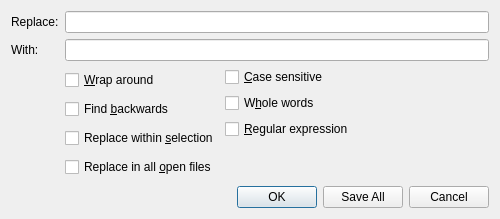
Qt form src/Replace.ui (Sharpie/TeXworks) before a commit.
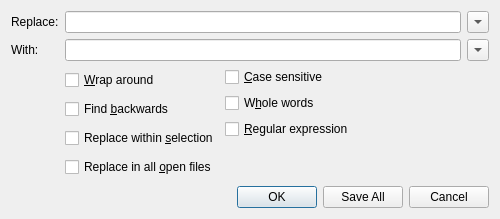
The same form after that commit.

Commit message: remember recent strings for search & replace, and provide popups in dialogs

```diff
--- a/src/Replace.ui
+++ b/src/Replace.ui
@@ -42,6 +42,25 @@
      </property>
     </widget>
    </item>
+   <item row="0" column="2" >
+    <widget class="QToolButton" name="recentSearches" >
+     <property name="maximumSize" >
+      <size>
+       <width>22</width>
+       <height>22</height>
+      </size>
+     </property>
+     <property name="text" >
+      <string/>
+     </property>
+     <property name="popupMode" >
+      <enum>QToolButton::InstantPopup</enum>
+     </property>
+     <property name="arrowType" >
+      <enum>Qt::DownArrow</enum>
+     </property>
+    </widget>
+   </item>
    <item row="1" column="0" >
     <widget class="QLabel" name="label_2" >
      <property name="text" >
@@ -59,7 +78,26 @@
      </property>
     </widget>
    </item>
-   <item row="2" column="1" >
+   <item row="1" column="2" >
+    <widget class="QToolButton" name="recentReplacements" >
+     <property name="maximumSize" >
+      <size>
+       <width>22</width>
+       <height>22</height>
+      </size>
+     </property>
+     <property name="text" >
+      <string/>
+     </property>
+     <property name="popupMode" >
+      <enum>QToolButton::InstantPopup</enum>
+     </property>
+     <property name="arrowType" >
+      <enum>Qt::DownArrow</enum>
+     </property>
+    </widget>
+   </item>
+   <item row="2" column="1" colspan="2" >
     <layout class="QHBoxLayout" name="horizontalLayout" >
      <item>
       <layout class="QVBoxLayout" name="verticalLayout" >
@@ -204,7 +242,7 @@
      </item>
     </layout>
    </item>
-   <item row="3" column="0" colspan="2" >
+   <item row="3" column="0" colspan="3" >
     <widget class="QDialogButtonBox" name="buttonBox" >
      <property name="standardButtons" >
       <set>QDialogButtonBox::Cancel|QDialogButtonBox::Ok|QDialogButtonBox::SaveAll</set>
```
The commit also changes 3 other files.
